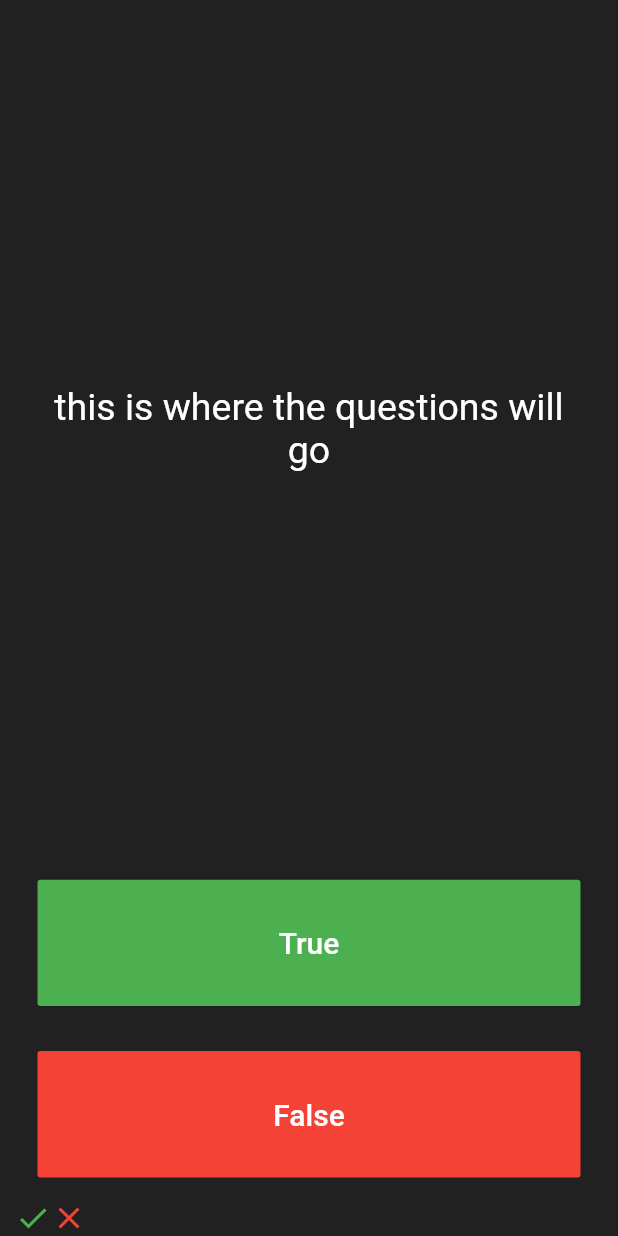
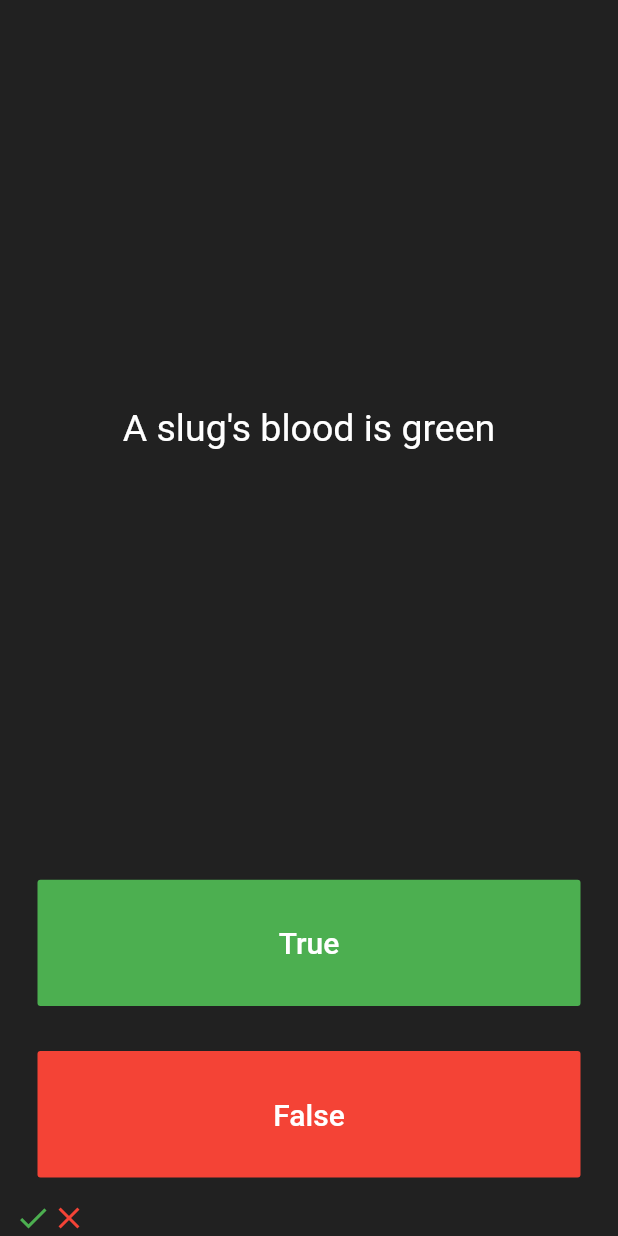
Before and after one commit to konlanz/Quizeler, a Flutter app: the screen it shows after launch, after a tap on "True", after a tap on "False", on a phone screen of 412 x 824 dp. Run offline on Flutter 3.47's test engine with Material 2 defaults, Android fonts, the phone set to English and light mode, and no system bars.

```diff
--- a/lib/main.dart
+++ b/lib/main.dart
@@ -32,6 +32,12 @@ class QuizLer extends StatefulWidget {
 
 class _QuizLerState extends State<QuizLer> {
   List<Icon> scoreKepper = [];
+  List<String> questions = [
+    'You can lead a Cow down stairs but not upstairs.',
+    'Aproximately one quarter of human bones are in the feet',
+    'A slug\'s blood is green'
+  ];
+  int questionNumber = 0;
   @override
   Widget build(BuildContext context) {
     return Column(
@@ -44,7 +50,7 @@ class _QuizLerState extends State<QuizLer> {
             padding: EdgeInsets.all(10.0),
             child: Center(
               child: Text(
-                'this is where the questions will go',
+                questions[questionNumber],
                 textAlign: TextAlign.center,
                 style: TextStyle(
                   fontSize: 25.0,
@@ -69,6 +75,7 @@ class _QuizLerState extends State<QuizLer> {
               ),
               onPressed: () {
                 setState(() {
+                  questionNumber++;
                   scoreKepper.add(
                     Icon(
                       Icons.check,
@@ -95,6 +102,7 @@ class _QuizLerState extends State<QuizLer> {
               ),
               onPressed: () {
                 setState(() {
+                  questionNumber++;
                   scoreKepper.add(
                     Icon(
                       Icons.close,
```
